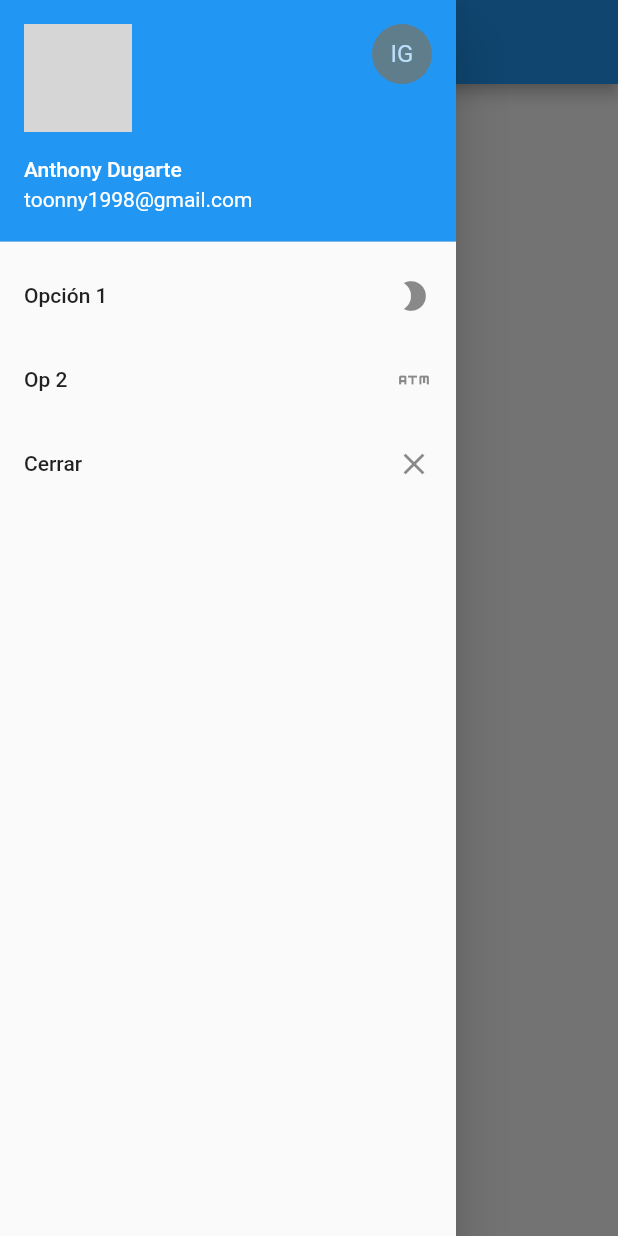
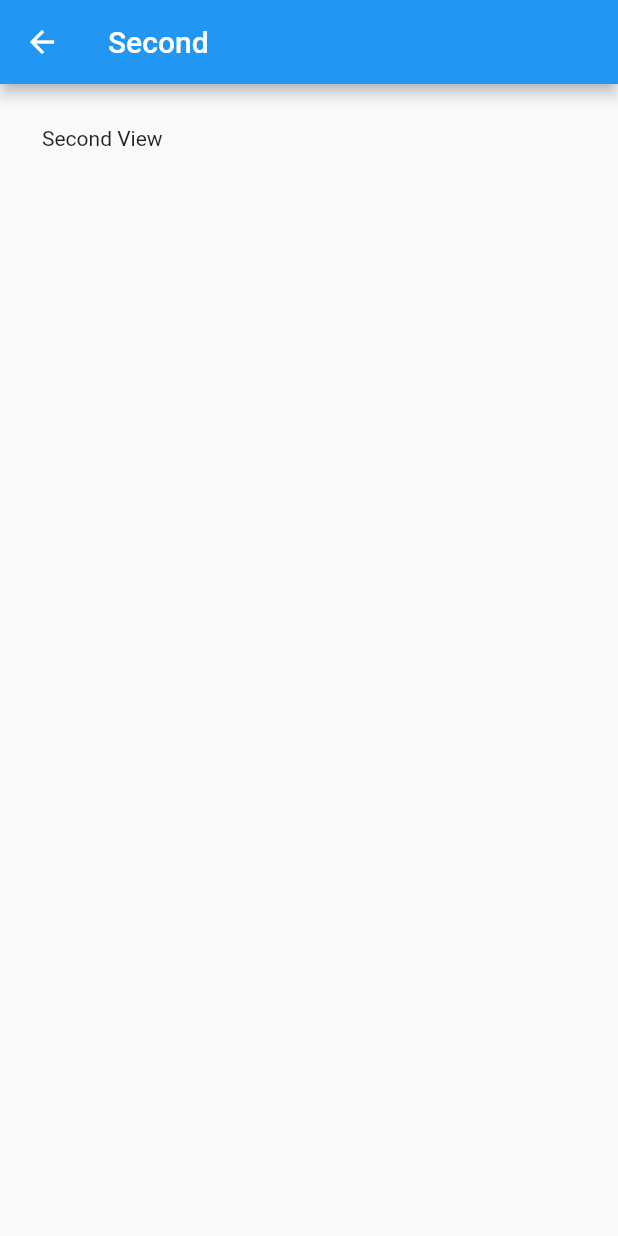
Before and after one commit to AnthonyDugarte/intermediate-flutter-course-examples-1, a Flutter app: the screen it shows after launch, in the side drawer, after a tap on "Opción 1", on a phone screen of 412 x 824 dp. Run offline on Flutter 3.47's test engine with Material 2 defaults, Android fonts, the phone set to English and light mode, and no system bars; network calls fail; grey boxes are pictures that could not be loaded.

Commit message:
Simple Navigation Example

```diff
--- a/lib/main.dart
+++ b/lib/main.dart
@@ -1,11 +1,17 @@
 import 'package:flutter/material.dart';
+import "./second.dart";
 
 final String titleString = "Time Picker";
 
-void main() => runApp(MaterialApp(
-      title: titleString,
-      home: MyAppLayout(),
-    ));
+void main() => runApp(
+      MaterialApp(
+        title: titleString,
+        home: MyAppLayout(),
+        routes: <String, WidgetBuilder>{
+          "/a": (BuildContext context) => Second()
+        },
+      ),
+    );
 
 class MyAppLayout extends StatelessWidget {
   @override
@@ -35,7 +41,10 @@ class MyAppLayout extends StatelessWidget {
               ),
               ListTile(
                 title: Text("Opción 1"),
-                onTap: () {},
+                onTap: () {
+                  Navigator.pop(context);
+                  Navigator.pushNamed(context, "/a");
+                },
                 trailing: Icon(Icons.brightness_2),
               ),
               ListTile(
--- /dev/null
+++ b/lib/second.dart
@@ -0,0 +1,21 @@
+import 'package:flutter/material.dart';
+
+class Second extends StatefulWidget {
+  @override
+  _SecondState createState() => _SecondState();
+}
+
+class _SecondState extends State<Second> {
+  @override
+  Widget build(BuildContext context) => Scaffold(
+        appBar: AppBar(
+          title: Text("Second"),
+        ),
+        body: Container(
+          padding: EdgeInsets.all(
+            (28.0),
+          ),
+          child: Text("Second View"),
+        ),
+      );
+}
```
